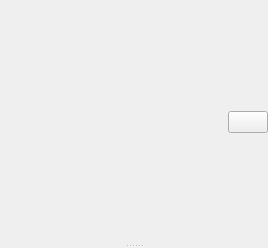
Before: the Qt Designer form src/RoomView.ui in Ralith/nachat, drawn with Qt 5.
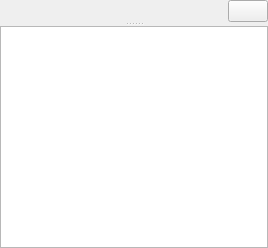
After: the same form once the commit is applied. Icons and pictures are not drawn.

Commit message: Model/View member lists + RoomView layout cleanup

What changed in the file:
```diff
--- a/src/RoomView.ui
+++ b/src/RoomView.ui
@@ -34,21 +34,6 @@
      <widget class="QWidget" name="layoutWidget">
       <layout class="QHBoxLayout" name="header">
        <item>
-        <widget class="QWidget" name="widget" native="true">
-         <layout class="QHBoxLayout" name="horizontalLayout">
-          <property name="leftMargin">
-           <number>0</number>
-          </property>
-          <property name="topMargin">
-           <number>0</number>
-          </property>
-          <property name="rightMargin">
-           <number>0</number>
-          </property>
-          <property name="bottomMargin">
-           <number>0</number>
-          </property>
-          <item>
            <widget class="QLabel" name="topic">
             <property name="sizePolicy">
              <sizepolicy hsizetype="Expanding" vsizetype="Maximum">
@@ -89,9 +74,6 @@
           </item>
          </layout>
         </widget>
-       </item>
-      </layout>
-     </widget>
      <widget class="QSplitter" name="central_splitter">
       <property name="sizePolicy">
        <sizepolicy hsizetype="Expanding" vsizetype="Expanding">
@@ -102,6 +84,17 @@
       <property name="orientation">
        <enum>Qt::Horizontal</enum>
       </property>
+      <widget class="QListView" name="member_list">
+       <property name="verticalScrollMode">
+        <enum>QAbstractItemView::ScrollPerPixel</enum>
+       </property>
+       <property name="horizontalScrollMode">
+        <enum>QAbstractItemView::ScrollPerPixel</enum>
+       </property>
+       <property name="uniformItemSizes">
+        <bool>true</bool>
+       </property>
+      </widget>
      </widget>
     </widget>
    </item>
```
Left out of the diff: 5 changed lines with no effect on the pictures. Lines whose indentation alone changed are shown as unchanged. The commit also changes 9 other files.
